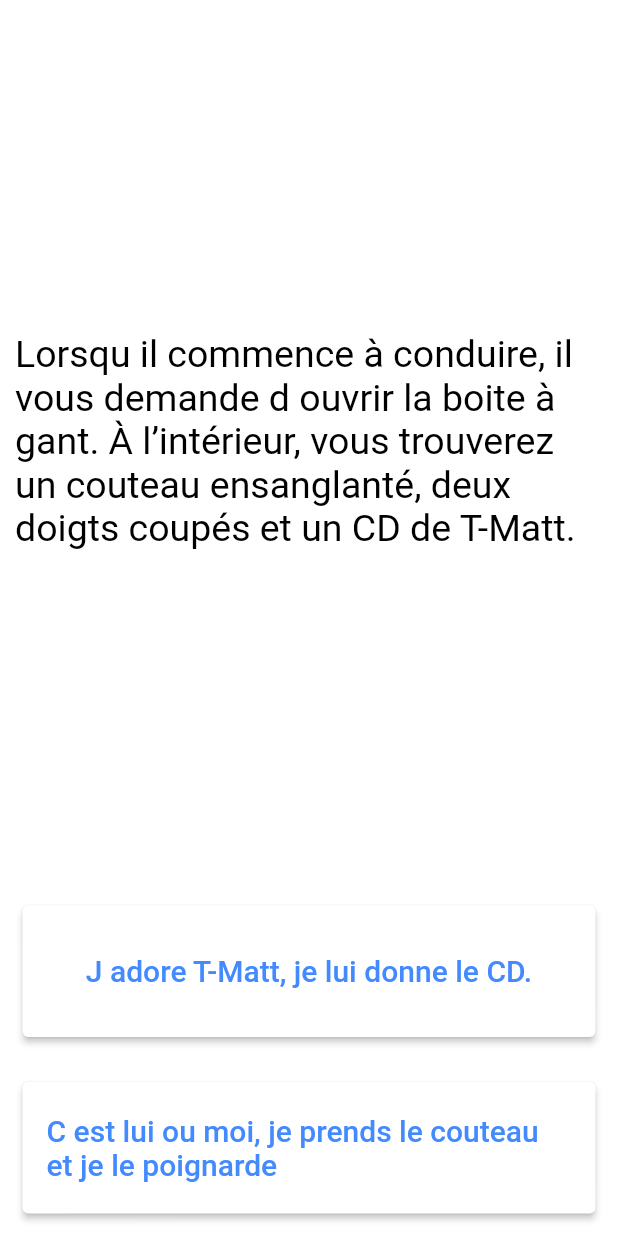
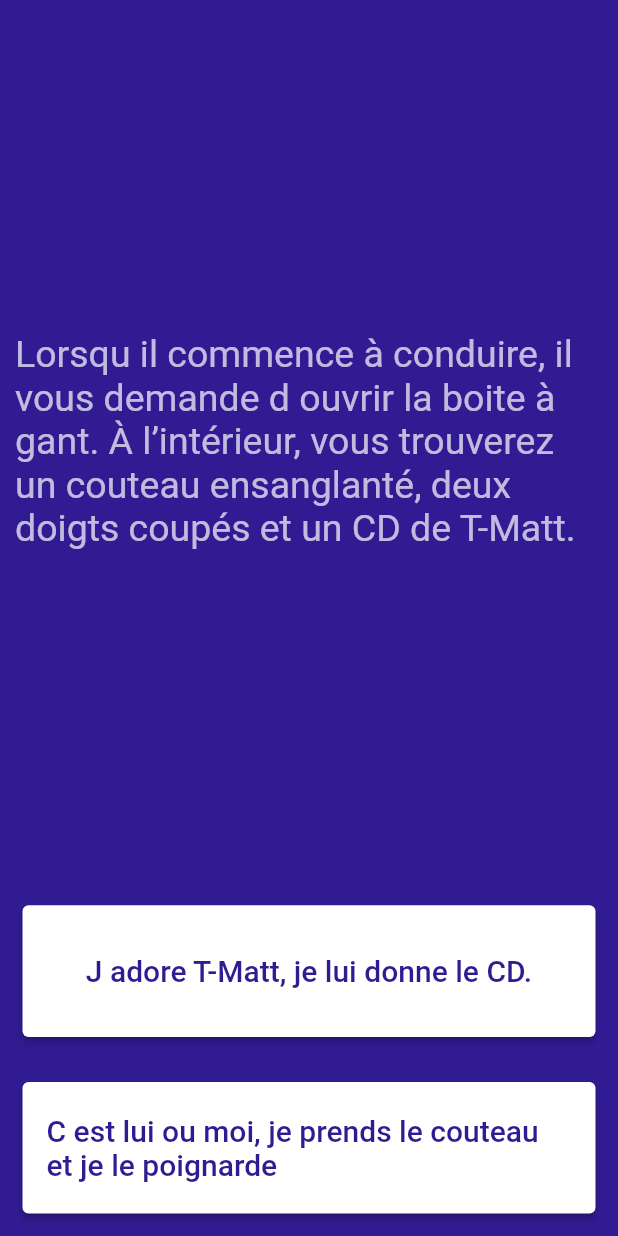
Before and after one commit to taip6494/blackmirror, a Flutter app: the screen it shows after launch, after a tap on "Vous lui remerciez et vous montez dans l", on a phone screen of 412 x 824 dp. Run offline on Flutter 3.47's test engine with Material 2 defaults, Android fonts, the light colour scheme and no system bars.

Commit message:
4 - Modification du design

```diff
--- a/lib/main.dart
+++ b/lib/main.dart
@@ -7,7 +7,7 @@
   return runApp(
     MaterialApp(
       home: Scaffold(
-        backgroundColor: Colors.white,
+        backgroundColor: Colors.deepPurple[900],
         body: SafeArea(
           child: MyHomePage(),
         ),
@@ -38,7 +38,7 @@
           child: Center(
             child: Text(
               scene.getLaQuestion(),
-              style: TextStyle(color: Colors.black, fontSize: 25),
+              style: TextStyle(color: Colors.white70, fontSize: 25),
             ),
           ),
         ),
@@ -53,7 +53,7 @@
             ),
             style: ElevatedButton.styleFrom(
               primary: Colors.white, // background (button) color
-              onPrimary: Colors.blueAccent,
+              onPrimary: Colors.deepPurple[900],
             ),
             onPressed: () {
               verification(1);
@@ -71,7 +71,7 @@
             ),
             style: ElevatedButton.styleFrom(
               primary: Colors.white, // background (button) color
-              onPrimary: Colors.blueAccent,
+              onPrimary: Colors.deepPurple[900],
             ),
             onPressed: () {
               verification(2);
```
